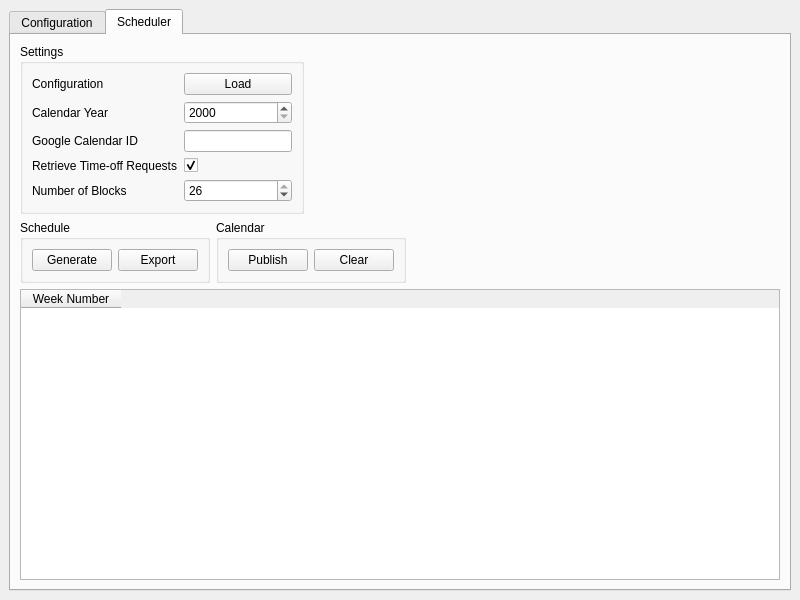
This is src/designer/mainwindow.ui in mishra-lab/scheduler as Qt 5 draws it before an edit. The edited form follows.
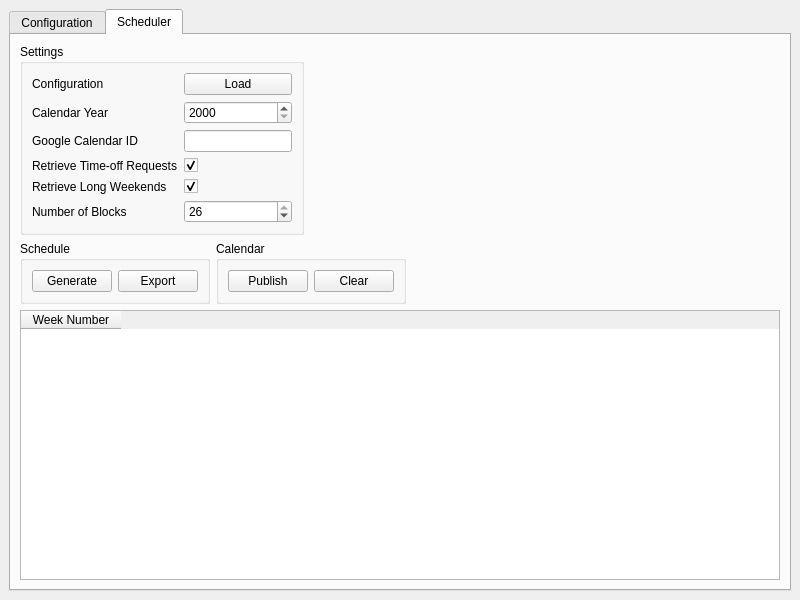
This is the edited form.

Commit message:
Read long weekend events from Google Calendar
Adds a checkbox setting on GUI if user actually wants to retrieve long weekend events

Also:
* check for at least 1 clinician when trying to generate schedule
* in generated table, highlight long weekends with asterisk (*)

Patch:
```diff
--- a/src/designer/mainwindow.ui
+++ b/src/designer/mainwindow.ui
@@ -202,14 +202,14 @@
                </property>
               </widget>
              </item>
-             <item row="4" column="0">
+             <item row="5" column="0">
               <widget class="QLabel" name="numberOfBlocksLabel">
                <property name="text">
                 <string>Number of Blocks</string>
                </property>
               </widget>
              </item>
-             <item row="4" column="1">
+             <item row="5" column="1">
               <widget class="QSpinBox" name="numberOfBlocksSpinBox">
                <property name="maximum">
                 <number>26</number>
@@ -219,6 +219,20 @@
                </property>
               </widget>
              </item>
+             <item row="4" column="0">
+              <widget class="QLabel" name="retrieveLongWeekendsLabel">
+               <property name="text">
+                <string>Retrieve Long Weekends</string>
+               </property>
+              </widget>
+             </item>
+             <item row="4" column="1">
+              <widget class="QCheckBox" name="retrieveLongWeekendsCheckBox">
+               <property name="checked">
+                <bool>true</bool>
+               </property>
+              </widget>
+             </item>
             </layout>
            </item>
           </layout>
```
The commit also changes 3 other files.
